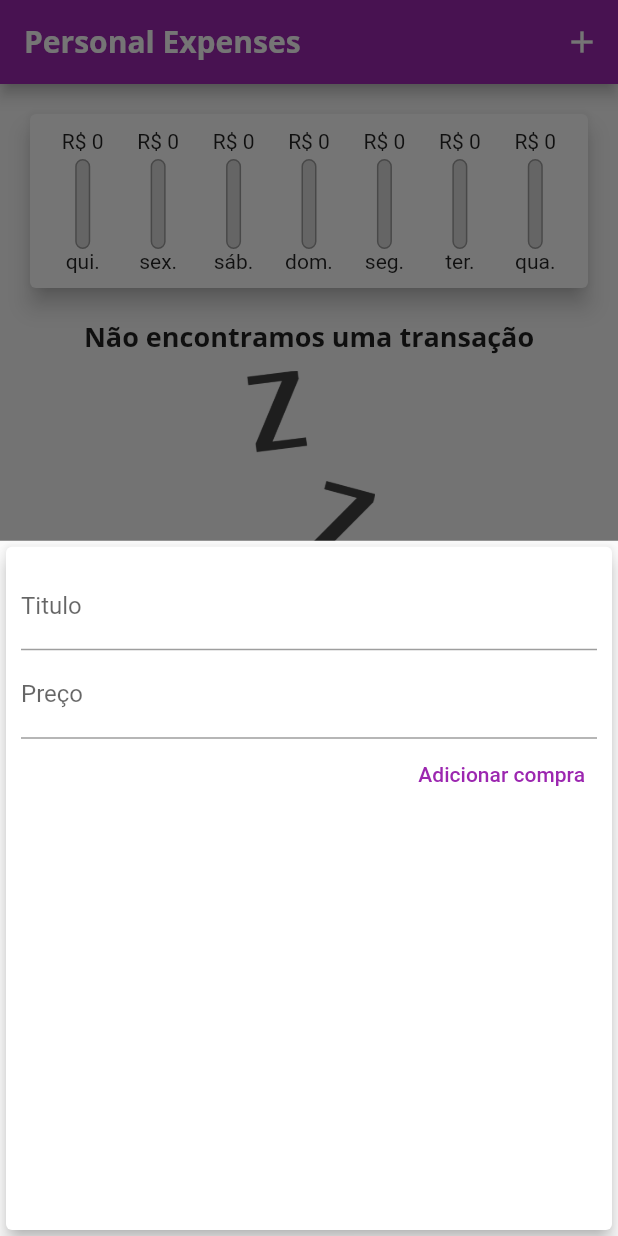
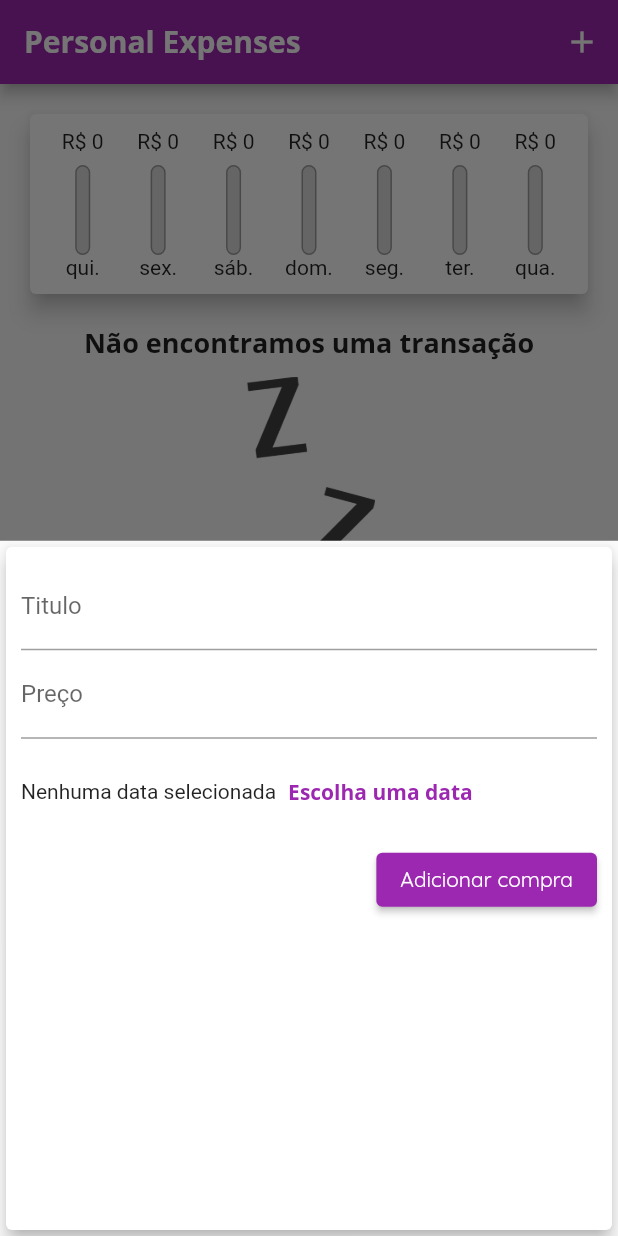
Before and after one commit to CelioHauck/personal_expenses_app, a Flutter app: the screen it shows after launch, after a tap on the "add" icon, on a phone screen of 412 x 824 dp. Run offline on Flutter 3.47's test engine with Material 2 defaults, Android fonts, the phone set to English and light mode, and no system bars.

Commit message:
Implementação dos botões para abertura do datapicker

```diff
--- a/lib/main.dart
+++ b/lib/main.dart
@@ -26,6 +26,7 @@ class MyApp extends StatelessWidget {
                 fontSize: 18,
                 fontWeight: FontWeight.bold,
               ),
+              button: const TextStyle(color: Colors.white),
             ),
         appBarTheme: const AppBarTheme(
           titleTextStyle: TextStyle(
--- a/lib/widgets/chart_bar.dart
+++ b/lib/widgets/chart_bar.dart
@@ -20,8 +20,11 @@ class ChartBar extends StatelessWidget {
     return Column(
       children: [
         FittedBox(
-          child: Text(
-            'R\$ ${_spendingAmount.toStringAsFixed(0)}',
+          child: SizedBox(
+            height: 20,
+            child: Text(
+              'R\$ ${_spendingAmount.toStringAsFixed(0)}',
+            ),
           ),
         ),
         const SizedBox(
--- a/lib/widgets/new_transaction.dart
+++ b/lib/widgets/new_transaction.dart
@@ -56,13 +56,36 @@ class _NewTransactionState extends State<NewTransaction> {
                 labelText: 'Preço',
               ),
             ),
-            TextButton(
+            SizedBox(
+              height: 70,
+              child: Row(
+                children: [
+                  const Text('Nenhuma data selecionada'),
+                  TextButton(
+                    onPressed: () {},
+                    child: Text(
+                      'Escolha uma data',
+                      style: TextStyle(
+                        fontWeight: FontWeight.bold,
+                        color: Theme.of(context).colorScheme.primary,
+                      ),
+                    ),
+                  ),
+                ],
+              ),
+            ),
+            ElevatedButton(
               style: TextButton.styleFrom(
-                primary: Colors.purple,
+                primary: Theme.of(context).colorScheme.primary,
               ),
               onPressed: _submitData,
-              child: const Text('Adicionar compra'),
-            )
+              child: Text(
+                'Adicionar compra',
+                style: TextStyle(
+                  color: Theme.of(context).textTheme.button?.color,
+                ),
+              ),
+            ),
           ],
         ),
       ),
```
